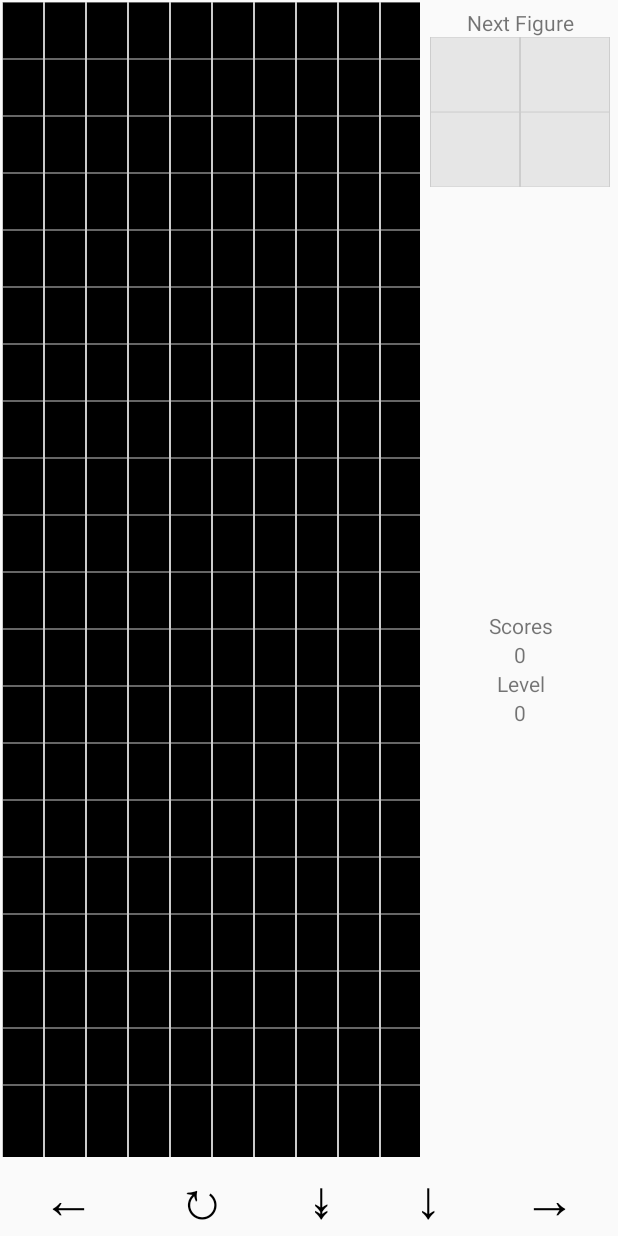
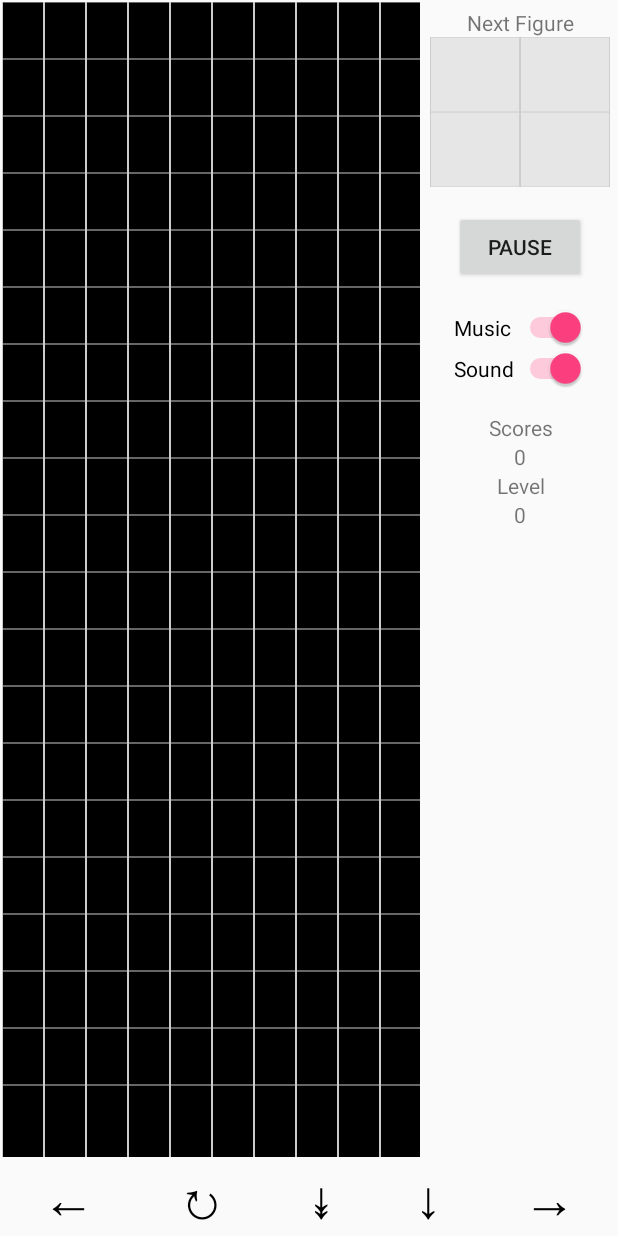
Before and after one commit to Havriiash/Tetris, an Android app: the layout activity_game.xml on its own in the app's theme, with its tools: preview values and no code run, on a phone screen of 412 x 824 dp. Run offline under Robolectric (Android 15) with nearby library versions, the phone set to English and light mode, and no system bars.

Commit message:
upgrade layout

```diff
--- a/app/src/main/res/layout/activity_game.xml
+++ b/app/src/main/res/layout/activity_game.xml
@@ -1,9 +1,13 @@
 <?xml version="1.0" encoding="utf-8"?>
-<LinearLayout xmlns:android="http://schemas.android.com/apk/res/android"
+<FrameLayout xmlns:android="http://schemas.android.com/apk/res/android"
     android:layout_width="match_parent"
     android:layout_height="match_parent"
     android:orientation="vertical">
 
+    <LinearLayout
+        android:layout_width="match_parent"
+        android:layout_height="match_parent"
+        android:orientation="vertical">
         <LinearLayout
             android:layout_width="match_parent"
             android:layout_height="match_parent"
@@ -42,8 +46,27 @@
                     android:layout_height="match_parent"
                     android:orientation="vertical"
                     android:padding="@dimen/padding_default"
-                android:gravity="center">
+                    android:gravity="top">
+                    <Button
+                        android:id="@+id/ActivityGame_PauseBtn"
+                        android:layout_width="wrap_content"
+                        android:layout_height="wrap_content"
+                        android:text="Pause"
+                        android:layout_marginBottom="@dimen/padding_default"/>
+                    <Switch
+                        android:id="@+id/ActivityGame_MusicSwitch"
+                        android:layout_width="match_parent"
+                        android:layout_height="wrap_content"
+                        android:text="Music"
+                        android:checked="true"/>
+                    <Switch
+                        android:id="@+id/ActivityGame_SoundSwitch"
+                        android:layout_width="match_parent"
+                        android:layout_height="wrap_content"
+                        android:text="Sound"
+                        android:checked="true"/>
                     <TextView
+                        android:layout_marginTop="@dimen/padding_default"
                         android:layout_width="match_parent"
                         android:layout_height="wrap_content"
                         android:text="@string/game_activity_scores"
@@ -69,6 +92,7 @@
                 </LinearLayout>
             </LinearLayout>
         </LinearLayout>
+
         <LinearLayout
             android:layout_width="match_parent"
             android:layout_height="wrap_content"
@@ -126,3 +150,46 @@
                 android:background="@drawable/button"/>
         </LinearLayout>
     </LinearLayout>
+
+    <FrameLayout
+        android:id="@+id/ActivityGame_MessageBox"
+        android:layout_width="match_parent"
+        android:layout_height="100dp"
+        android:layout_gravity="center_horizontal|center_vertical"
+        android:alpha="0.9"
+        android:layout_marginLeft="15dp"
+        android:layout_marginRight="15dp"
+        android:background="#f2f2f2"
+        android:visibility="gone">
+        <LinearLayout
+            android:layout_width="match_parent"
+            android:layout_height="match_parent"
+            android:orientation="vertical">
+            <View
+                android:layout_width="match_parent"
+                android:layout_height="2dp"
+                android:background="#999999"/>
+            <TextView
+                android:id="@+id/ActivityGame_MessageTxt"
+                android:layout_width="match_parent"
+                android:layout_height="match_parent"
+                android:text="Message"
+                android:layout_gravity="center"
+                android:gravity="center"
+                android:layout_weight="1"
+                android:textColor="@color/glass_background"/>
+            <TextView
+                android:id="@+id/ActivityGame_additionalInfoTxt"
+                android:layout_width="match_parent"
+                android:layout_height="wrap_content"
+                android:text="additional information"
+                android:layout_gravity="center"
+                android:gravity="center"
+                android:textColor="@color/glass_background"/>
+            <View
+                android:layout_width="match_parent"
+                android:layout_height="2dp"
+                android:background="#999999"/>
+        </LinearLayout>
+    </FrameLayout>
+</FrameLayout>
```
Lines whose indentation alone changed are shown as unchanged.
